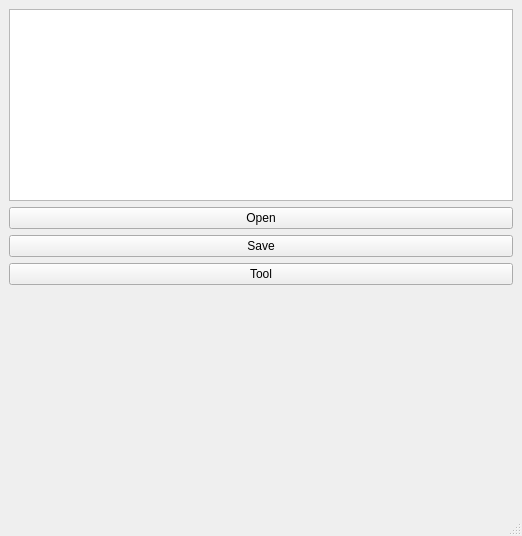
Qt form pipeline/tools/ui/qt/Window.ui (Ayaee/PyCharm_PipeTool) before a commit.
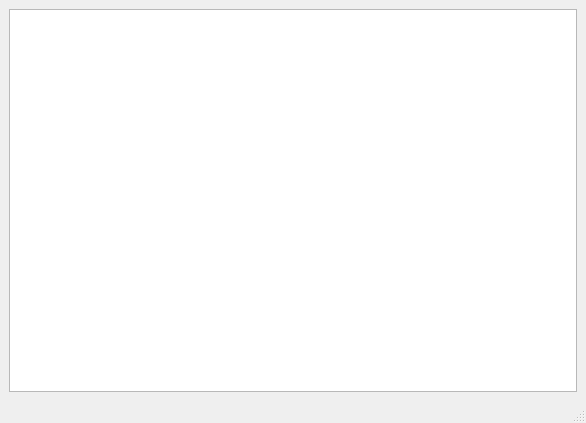
The same form after that commit.

What changed in the file:
```diff
--- a/pipeline/tools/ui/qt/Window.ui
+++ b/pipeline/tools/ui/qt/Window.ui
@@ -6,8 +6,8 @@
    <rect>
     <x>0</x>
     <y>0</y>
-    <width>522</width>
-    <height>536</height>
+    <width>586</width>
+    <height>423</height>
    </rect>
   </property>
   <property name="windowTitle">
@@ -20,42 +20,8 @@
       <item>
        <widget class="QListWidget" name="listItems"/>
       </item>
-      <item>
-       <widget class="QPushButton" name="buttonOpen">
-        <property name="text">
-         <string>Open</string>
-        </property>
-       </widget>
-      </item>
-      <item>
-       <widget class="QPushButton" name="buttonSave">
-        <property name="text">
-         <string>Save</string>
-        </property>
-       </widget>
-      </item>
-      <item>
-       <widget class="QPushButton" name="buttonTool">
-        <property name="text">
-         <string>Tool</string>
-        </property>
-       </widget>
-      </item>
      </layout>
     </item>
-    <item>
-     <spacer name="verticalSpacer">
-      <property name="orientation">
-       <enum>Qt::Vertical</enum>
-      </property>
-      <property name="sizeHint" stdset="0">
-       <size>
-        <width>20</width>
-        <height>40</height>
-       </size>
-      </property>
-     </spacer>
-    </item>
    </layout>
   </widget>
   <widget class="QMenuBar" name="menubar">
```
Left out of the diff: 10 changed lines with no effect on the pictures.
